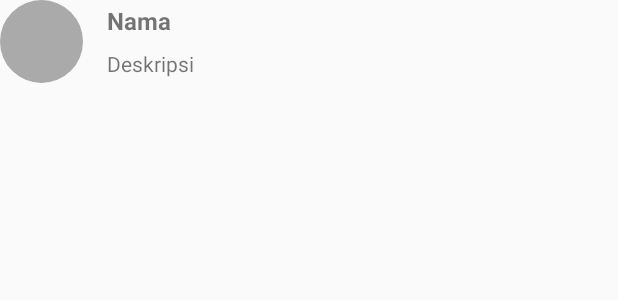
After one commit to ghulam46/-IF06TI2-18102194-GHULAM-AMMAR-YANUAR-, an Android app: the layout item_list.xml on its own in the app's theme, with its tools: preview values and no code run, on a phone screen of 412 x 824 dp. The commit adds this screen. Shown: the top 300 px of the screen. Run offline under Robolectric (Android 15) with nearby library versions, the phone set to English and light mode, and no system bars.

Commit message:
create itemlist and mydata

```diff
--- /dev/null
+++ b/praktikum6/src/main/java/com/ghulam_18102194/praktikum6/MyData.kt
@@ -0,0 +1,13 @@
+package com.ghulam_18102194.praktikum6
+
+import android.os.Parcelable
+import kotlinx.android.parcel.Parcelize
+
+class MyData {
+    @Parcelize
+    data class MyData(
+        var name: String,
+        var description: String,
+        var photo: String
+    ) : Parcelable
+}
--- /dev/null
+++ b/praktikum6/src/main/res/layout/item_list.xml
@@ -0,0 +1,37 @@
+<?xml version="1.0" encoding="utf-8"?>
+<RelativeLayout xmlns:android="http://schemas.android.com/apk/res/android"
+    xmlns:tools="http://schemas.android.com/tools"
+    android:orientation="vertical"
+    android:layout_width="match_parent"
+    android:layout_height="wrap_content">
+    <de.hdodenhof.circleimageview.CircleImageView
+        android:id="@+id/img_item_photo"
+        android:layout_width="55dp"
+        android:layout_height="55dp"
+        android:layout_marginEnd="16dp"
+        android:layout_marginRight="16dp"
+        tools:src="@android:color/darker_gray" />
+    <LinearLayout
+        android:layout_width="match_parent"
+        android:layout_height="wrap_content"
+        android:layout_centerVertical="true"
+        android:layout_toEndOf="@id/img_item_photo"
+        android:layout_toRightOf="@id/img_item_photo"
+        android:orientation="vertical">
+        <TextView
+            android:id="@+id/tv_item_name"
+            android:layout_width="match_parent"
+            android:layout_height="wrap_content"
+            android:layout_marginBottom="8dp"
+            android:textSize="16sp"
+            android:textStyle="bold"
+            tools:text="@string/name" />
+        <TextView
+            android:id="@+id/tv_item_description"
+            android:layout_width="match_parent"
+            android:layout_height="wrap_content"
+            android:ellipsize="end"
+            android:maxLines="2"
+            tools:text="@string/description" />
+    </LinearLayout>
+</RelativeLayout>
--- a/praktikum6/src/main/res/values/strings.xml
+++ b/praktikum6/src/main/res/values/strings.xml
@@ -1,3 +1,5 @@
 <resources>
     <string name="app_name">Praktikum6</string>
+    <string name="name">Nama</string>
+    <string name="description">Deskripsi</string>
 </resources>
```
